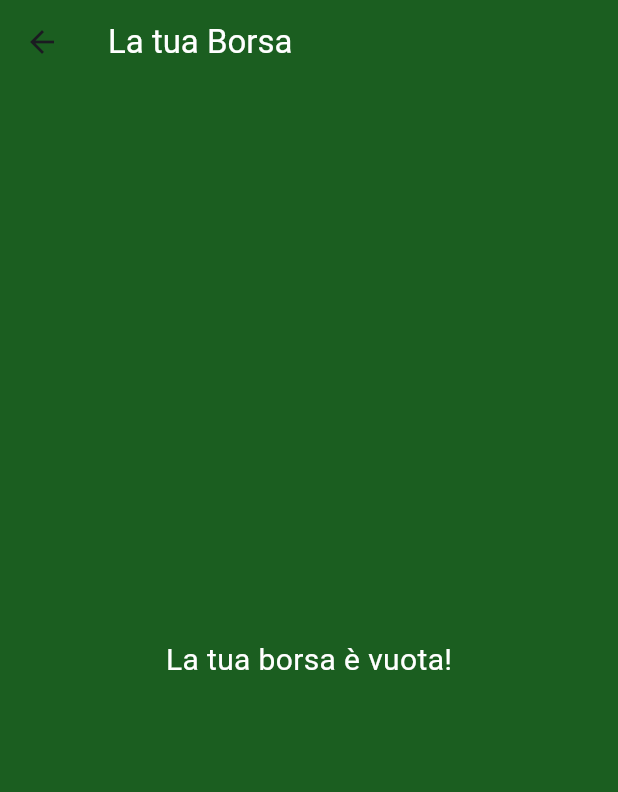
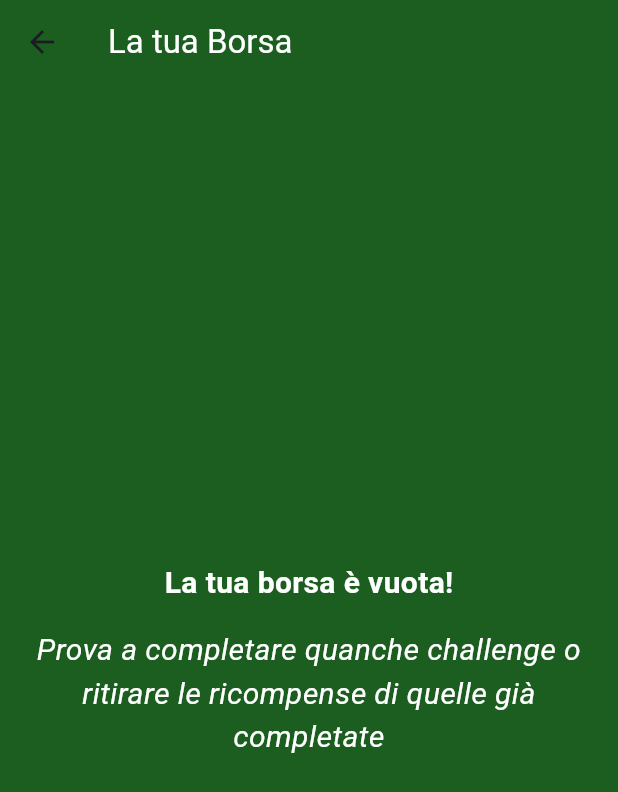
Before and after one commit to RedSut/progetto_mobile, a Flutter app: the BagPage screen opened directly, on a phone screen of 412 x 824 dp. Shown: the top 792 px of the screen. Run offline on Flutter 3.47's test engine with Material 3 defaults, Android fonts, the phone set to English and light mode, and no system bars; our stand-ins replace flutter_local_notifications, pedometer, percent_indicator, permission_handler, shared_preferences; accounts and stored records are empty.

Commit message:
Migliorato avviso nella feed e bag page quando la borsa è vuota

```diff
--- a/lib/ui/pages/bag_page.dart
+++ b/lib/ui/pages/bag_page.dart
@@ -37,10 +37,17 @@ class BagPage extends StatelessWidget {
             padding: const EdgeInsets.all(16),
             child: bag.items.isEmpty
                 ? const Center(
-              child: Text(
-                'La tua borsa è vuota!',
-                style: TextStyle(color: Colors.white, fontSize: 20),
-                    ),
+              child: Column(
+                  mainAxisSize: MainAxisSize.min,
+                  children: const [
+                    Text('La tua borsa è vuota!',
+                      style: TextStyle(color: Colors.white, fontSize: 20, fontWeight: FontWeight.bold),),
+                    SizedBox(height: 16),
+                    Text('Prova a completare quanche challenge o ritirare le ricompense di quelle già completate',
+                        textAlign: TextAlign.center,
+                        style: TextStyle(color: Colors.white, fontSize: 20, fontStyle: FontStyle.italic)),
+                  ]
+              ),
             )
                 : GridView.count(
               crossAxisCount: 2,
```
Also changed, not shown: lib/ui/pages/feed_page.dart (+14 -1 lines).
